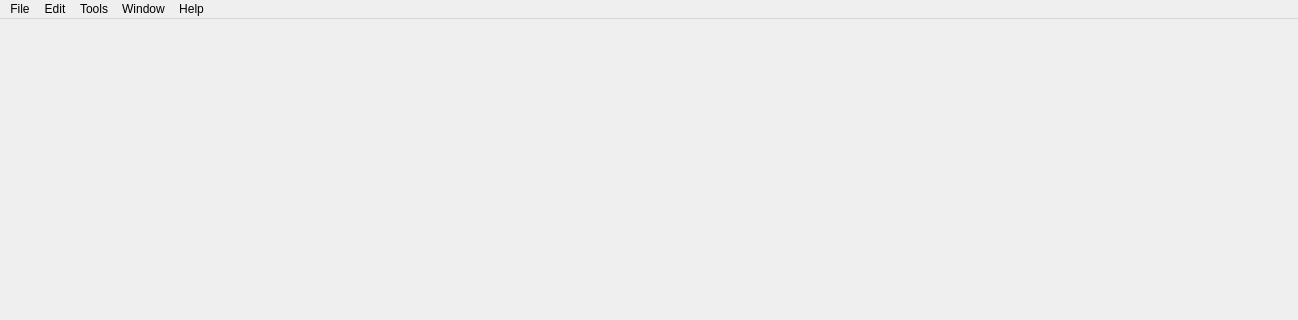
Qt form ui/MainWindow.ui (sharjith/ModelViewer-Qt) before a commit; both pictures show x 0 to 1298 and y 0 to 320 of the 1298 by 778 pixel window.
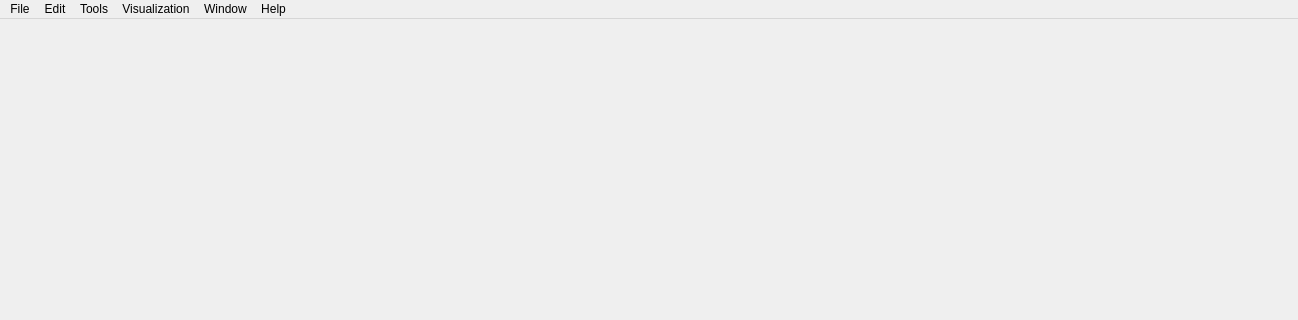
The same form after that commit. Icons and pictures are not drawn.

Commit message: Measurement touch-ups and split Visualization out of Tools menu

What changed in the file:
```diff
--- a/ui/MainWindow.ui
+++ b/ui/MainWindow.ui
@@ -84,12 +84,19 @@
     <addaction name="actionRayTracing"/>
     <addaction name="separator"/>
     <addaction name="actionMeasure"/>
-    <addaction name="actionToolsSeparator"/>
+   </widget>
+   <widget class="QMenu" name="menuVisualization">
+    <property name="title">
+     <string>Visualization</string>
+    </property>
+    <addaction name="actionRayTracing"/>
+    <addaction name="actionVisualizationSeparator"/>
     <addaction name="actionTextureDebugger"/>
    </widget>
    <addaction name="menuFile"/>
    <addaction name="menuEdit"/>
    <addaction name="menuTools"/>
+   <addaction name="menuVisualization"/>
    <addaction name="menuWindows"/>
    <addaction name="menuHelp"/>
   </widget>
```
Left out of the diff: 4 changed lines with no effect on the pictures. The commit also changes 10 other files.
